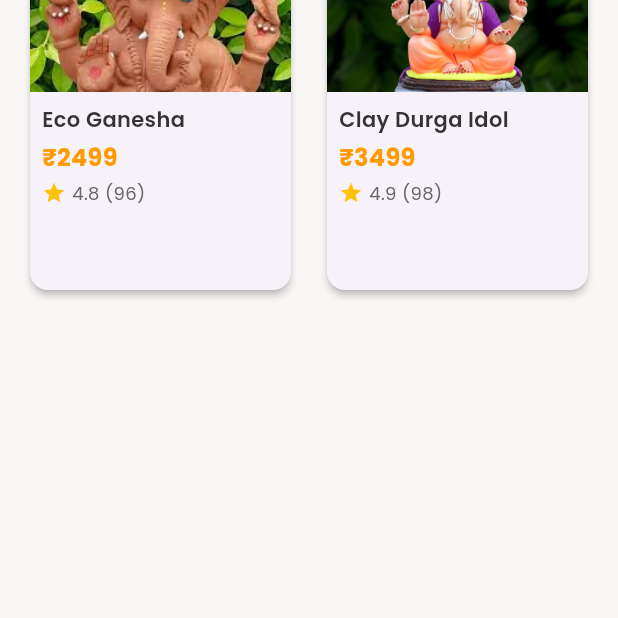
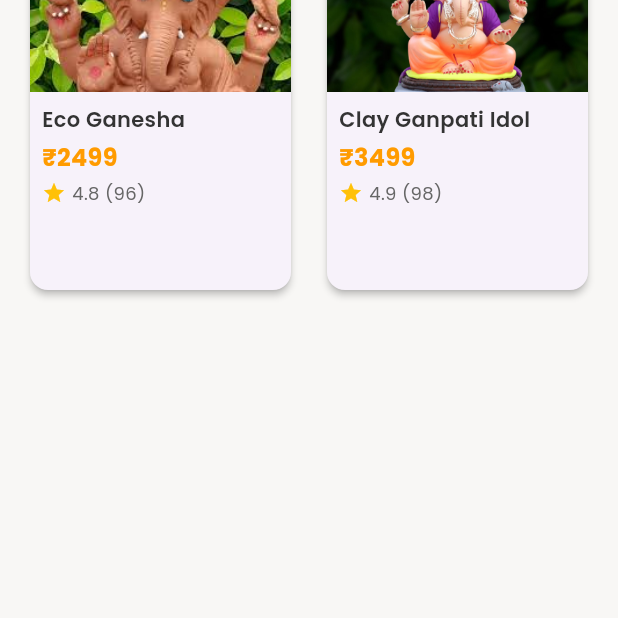
Before and after one commit to sparth292/sih-hackathon-protoype, a Flutter app: the StoreScreen screen opened directly, on a phone screen of 412 x 824 dp, the part 394-1012 px from its top. Run offline on Flutter 3.47's test engine with Material 3 defaults, Android fonts, the phone set to English and light mode, and no system bars; our stand-ins replace cached_network_image, geolocator, google_fonts, google_generative_ai, google_maps_flutter, permission_handler and 2 more; accounts and stored records are empty.

Commit message:
final push

```diff
--- a/lib/screens/store/store_screen.dart
+++ b/lib/screens/store/store_screen.dart
@@ -66,8 +66,8 @@
   ),
   Product(
     id: 'm2',
-    title: 'Clay Durga Idol',
-    description: 'Elegant Durga idol made from natural clay with vegetable dyes',
+    title: 'Clay Ganpati Idol',
+    description: 'Elegant Ganpati idol made from natural clay with vegetable dyes',
     price: 3499.0,
     rating: 4.9,
     imageUrl: 'assets/images/ecoMurti2.jpg',
```
